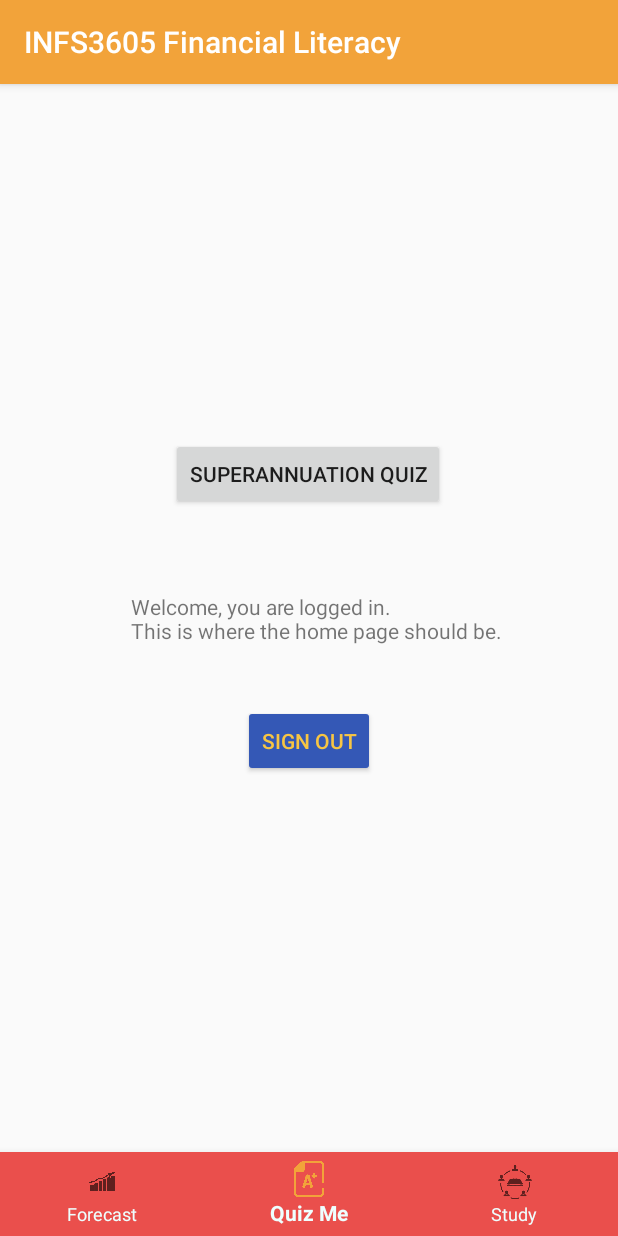
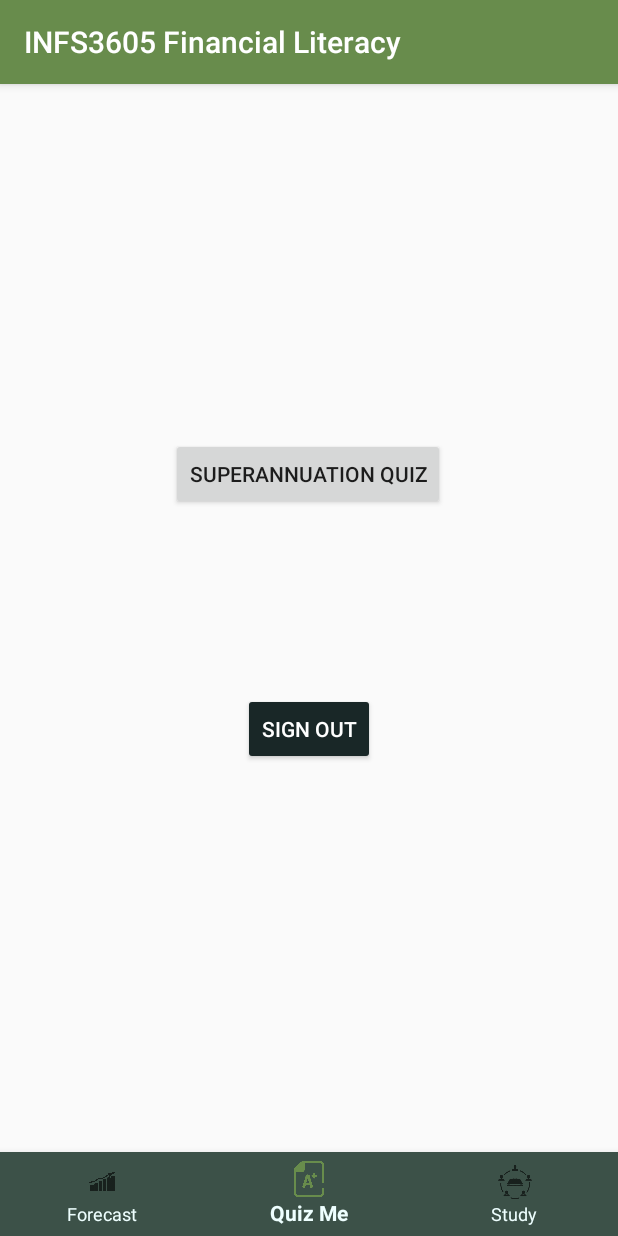
Before and after one commit to Synix12345/INFS3605FinancialLiteracy, an Android app: the HomeActivity screen opened directly, with no data from a screen before it, item 2 of the bottom bar chosen, on a phone screen of 412 x 824 dp. Run offline under Robolectric (Android 15) with nearby library versions, the light colour scheme and no system bars; our stand-ins replace Firebase (no records; nobody signed in at launch, a user with empty details on screens opened directly).

Commit message:
colors redone, logos added

```diff
--- a/app/src/main/java/com/example/infs3605financialliteracy/Activities/HomeActivity.java
+++ b/app/src/main/java/com/example/infs3605financialliteracy/Activities/HomeActivity.java
@@ -25,7 +25,6 @@ public class HomeActivity extends AppCompatActivity {
 
     public Button signout;
     FirebaseAuth mFirebaseAuth;
-    private FirebaseAuth.AuthStateListener mAuthStateListener;
     FirebaseUser mFirebaseUser;
 
     @Override
@@ -65,15 +64,15 @@ public class HomeActivity extends AppCompatActivity {
             @Override
             public boolean onNavigationItemSelected(@NonNull MenuItem menuItem) {
                 if (menuItem.getItemId() == R.id.virtual){
-                    bottomNavigationView.setItemBackgroundResource(R.color.colorLightBlue);
+                    bottomNavigationView.setItemBackgroundResource(R.color.colorPrimaryDark);
                     swapFragment(simulationFragment);
                 }
                 else if (menuItem.getItemId() == R.id.quiz){
-                    bottomNavigationView.setItemBackgroundResource(R.color.colorLightRed);
+                    bottomNavigationView.setItemBackgroundResource(R.color.colorPrimaryDark);
                     swapFragment(quizFragment);
                 }
                 else if (menuItem.getItemId() == R.id.study){
-                    bottomNavigationView.setItemBackgroundResource(R.color.colorLightGreen);
+                    bottomNavigationView.setItemBackgroundResource(R.color.colorPrimaryDark);
                     swapFragment(studyFragment);
                 }
                 return true;
--- a/app/src/main/res/layout/activity_home.xml
+++ b/app/src/main/res/layout/activity_home.xml
@@ -14,7 +14,7 @@
         android:layout_marginTop="328dp"
         android:layout_marginEnd="171dp"
         android:layout_marginBottom="384dp"
-        android:text="Welcome, you are logged in.\nThis is where the home page should be."
+        android:text=""
         app:layout_constraintBottom_toBottomOf="parent"
         app:layout_constraintEnd_toEndOf="parent"
         app:layout_constraintStart_toStartOf="parent"
@@ -39,7 +39,7 @@
         app:layout_constraintStart_toStartOf="parent"
         app:layout_constraintBottom_toBottomOf="parent"
         app:itemTextColor="#EEFFFF"
-        android:background="#0D5889"
+        android:background="@color/colorPrimaryDark"
         app:layout_constraintEnd_toEndOf="parent"
         app:menu="@menu/bottom_nav_menu" />
 
--- a/app/src/main/res/layout/activity_login.xml
+++ b/app/src/main/res/layout/activity_login.xml
@@ -59,10 +59,10 @@
 
     <ImageView
         android:id="@+id/imageView"
-        android:layout_width="120dp"
-        android:layout_height="110dp"
+        android:layout_width="173dp"
+        android:layout_height="165dp"
         android:layout_marginBottom="20dp"
-        android:src="@drawable/firebaselogo"
+        android:src="@drawable/iconblacktext"
         app:layout_constraintBottom_toTopOf="@+id/useremail"
         app:layout_constraintEnd_toEndOf="parent"
         app:layout_constraintStart_toStartOf="parent" />
--- a/app/src/main/res/layout/activity_main.xml
+++ b/app/src/main/res/layout/activity_main.xml
@@ -58,10 +58,10 @@
 
     <ImageView
         android:id="@+id/imageView"
-        android:layout_width="116dp"
-        android:layout_height="110dp"
+        android:layout_width="173dp"
+        android:layout_height="165dp"
         android:layout_marginBottom="20dp"
-        android:src="@drawable/firebaselogo"
+        android:src="@drawable/iconblacktext"
         app:layout_constraintBottom_toTopOf="@+id/email"
         app:layout_constraintEnd_toEndOf="parent"
         app:layout_constraintStart_toStartOf="parent" />
--- a/app/src/main/res/values/colors.xml
+++ b/app/src/main/res/values/colors.xml
@@ -1,9 +1,14 @@
 <?xml version="1.0" encoding="utf-8"?>
 <resources>
-    <color name="colorPrimary">#F2A33A</color>
-    <color name="colorPrimaryDark">#EE772F</color>
-    <color name="colorPrimaryLight">#F7C543</color>
-    <color name="colorAccent">#3458B6</color>
+
+    //Olive Green Palette
+    <color name="colorPrimary">#688C4C</color>
+    <color name="colorPrimaryDark">#3C5148</color>
+    <color name="colorPrimaryLight">#FFFFFF</color>
+    <color name="colorAccent">#192727</color>
+
+
+
     <color name="colorWHITE">#FFFFFF</color>
     <color name="colorLightBlue"> #2190FF </color>
     <color name="colorLightRed">#EA4F4C</color>
```
Also changed, not shown: app/src/main/res/drawable/icon.png (added), app/src/main/res/drawable/iconblackbackground.png (added), app/src/main/res/drawable/iconblacktext.png (added), app/src/main/res/drawable/iconwhitetext.png (added).
